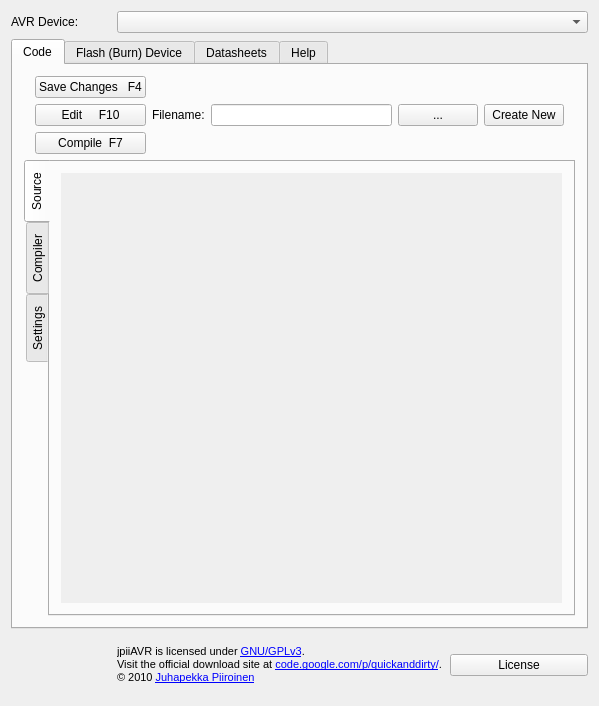
Qt form jpiiavr/mainwindow.ui (pbystrup/quickanddirty) before a commit.
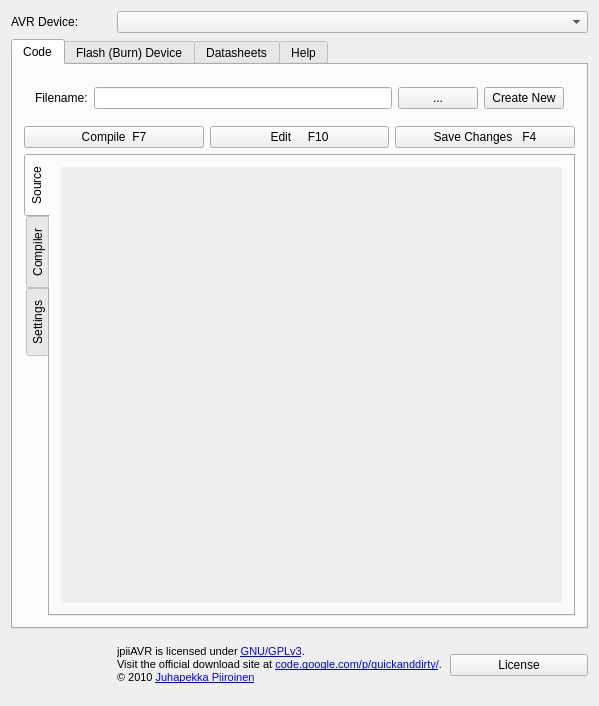
The same form after that commit. Icons and pictures are not drawn.

```diff
--- a/jpiiavr/mainwindow.ui
+++ b/jpiiavr/mainwindow.ui
@@ -63,39 +63,46 @@
        <layout class="QVBoxLayout" name="verticalLayout_2">
         <item>
          <widget class="QWidget" name="widget_2" native="true">
-          <layout class="QHBoxLayout" name="horizontalLayout_9">
-           <property name="topMargin">
+          <layout class="QVBoxLayout" name="verticalLayout_11">
+           <property name="margin">
             <number>0</number>
            </property>
-           <property name="bottomMargin">
-            <number>0</number>
-           </property>
+           <item>
+            <widget class="QWidget" name="widget_5" native="true">
+             <layout class="QHBoxLayout" name="horizontalLayout_9">
+              <item>
+               <widget class="QLabel" name="label_7">
+                <property name="text">
+                 <string>Filename:</string>
+                </property>
+               </widget>
+              </item>
+              <item>
+               <widget class="QLineEdit" name="lineEditSourceCodeFilename"/>
+              </item>
+              <item>
+               <widget class="QPushButton" name="pushButtonOpenSource">
+                <property name="text">
+                 <string>...</string>
+                </property>
+               </widget>
+              </item>
+              <item>
+               <widget class="QPushButton" name="pushButtonCreateNew">
+                <property name="text">
+                 <string>Create New</string>
+                </property>
+               </widget>
+              </item>
+             </layout>
+            </widget>
+           </item>
            <item>
             <widget class="QWidget" name="widget_3" native="true">
-             <layout class="QVBoxLayout" name="verticalLayout_11">
+             <layout class="QHBoxLayout" name="horizontalLayout_11">
               <property name="margin">
                <number>0</number>
               </property>
-              <item>
-               <widget class="QPushButton" name="pushButtonSaveChanges">
-                <property name="text">
-                 <string>Save Changes   F4</string>
-                </property>
-                <property name="shortcut">
-                 <string>F4</string>
-                </property>
-               </widget>
-              </item>
-              <item>
-               <widget class="QPushButton" name="pushButtonEditCode">
-                <property name="text">
-                 <string>Edit     F10</string>
-                </property>
-                <property name="shortcut">
-                 <string>F10</string>
-                </property>
-               </widget>
-              </item>
               <item>
                <widget class="QPushButton" name="pushButtonCompileQuick">
                 <property name="enabled">
@@ -109,33 +116,29 @@
                 </property>
                </widget>
               </item>
+              <item>
+               <widget class="QPushButton" name="pushButtonEditCode">
+                <property name="text">
+                 <string>Edit     F10</string>
+                </property>
+                <property name="shortcut">
+                 <string>F10</string>
+                </property>
+               </widget>
+              </item>
+              <item>
+               <widget class="QPushButton" name="pushButtonSaveChanges">
+                <property name="text">
+                 <string>Save Changes   F4</string>
+                </property>
+                <property name="shortcut">
+                 <string>F4</string>
+                </property>
+               </widget>
+              </item>
              </layout>
             </widget>
            </item>
-           <item>
-            <widget class="QLabel" name="label_7">
-             <property name="text">
-              <string>Filename:</string>
-             </property>
-            </widget>
-           </item>
-           <item>
-            <widget class="QLineEdit" name="lineEditSourceCodeFilename"/>
-           </item>
-           <item>
-            <widget class="QPushButton" name="pushButtonOpenSource">
-             <property name="text">
-              <string>...</string>
-             </property>
-            </widget>
-           </item>
-           <item>
-            <widget class="QPushButton" name="pushButtonCreateNew">
-             <property name="text">
-              <string>Create New</string>
-             </property>
-            </widget>
-           </item>
           </layout>
          </widget>
         </item>
@@ -166,7 +169,7 @@
                  <x>0</x>
                  <y>0</y>
                  <width>507</width>
-                 <height>385</height>
+                 <height>401</height>
                 </rect>
                </property>
                <layout class="QVBoxLayout" name="verticalLayout_8">
```
